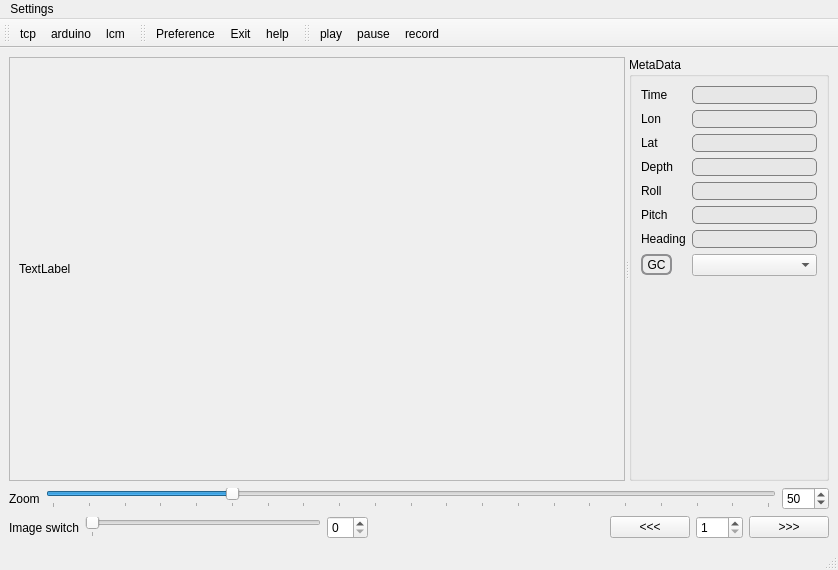
Before: the Qt Designer form imagedisplay5_ui.ui in epifanio/imagedisplay, drawn with Qt 5.
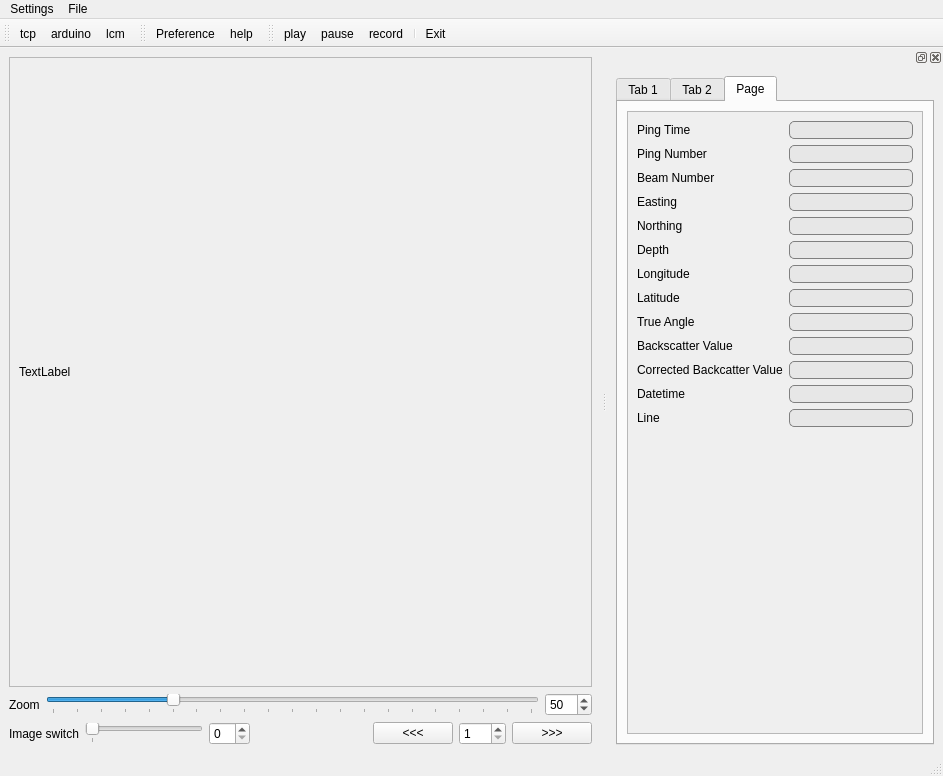
After: the same form once the commit is applied. Icons and pictures are not drawn.

Commit message: new stacked widget

The edit to the form file:
```diff
--- a/imagedisplay5_ui.ui
+++ b/imagedisplay5_ui.ui
@@ -6,15 +6,15 @@
    <rect>
     <x>0</x>
     <y>0</y>
-    <width>838</width>
-    <height>570</height>
+    <width>943</width>
+    <height>776</height>
    </rect>
   </property>
   <property name="windowTitle">
    <string>MainWindow</string>
   </property>
   <widget class="QWidget" name="centralwidget">
-   <layout class="QVBoxLayout" name="verticalLayout_3">
+   <layout class="QVBoxLayout" name="verticalLayout_2">
     <item>
      <widget class="QSplitter" name="splitter_2">
       <property name="orientation">
@@ -33,8 +33,8 @@
           <rect>
            <x>0</x>
            <y>0</y>
-           <width>612</width>
-           <height>298</height>
+           <width>502</width>
+           <height>326</height>
           </rect>
          </property>
          <layout class="QVBoxLayout" name="verticalLayout_4">
@@ -56,260 +56,6 @@
         </widget>
        </widget>
       </widget>
-      <widget class="QGroupBox" name="groupBox">
-       <property name="sizePolicy">
-        <sizepolicy hsizetype="MinimumExpanding" vsizetype="Preferred">
-         <horstretch>0</horstretch>
-         <verstretch>0</verstretch>
-        </sizepolicy>
-       </property>
-       <property name="maximumSize">
-        <size>
-         <width>200</width>
-         <height>16777215</height>
-        </size>
-       </property>
-       <property name="title">
-        <string>MetaData</string>
-       </property>
-       <layout class="QVBoxLayout" name="verticalLayout_2">
-        <item>
-         <layout class="QGridLayout" name="gridLayout">
-          <item row="1" column="2">
-           <widget class="QLineEdit" name="Lon">
-            <property name="styleSheet">
-             <string notr="true">QLineEdit {
-     border: 1px solid gray;
-     border-radius: 5px;
-     padding: 0 8px;
-     background: rgb(231, 231, 231);
- }</string>
-            </property>
-           </widget>
-          </item>
-          <item row="5" column="0">
-           <widget class="QLabel" name="Pitchlabel">
-            <property name="text">
-             <string>Pitch</string>
-            </property>
-           </widget>
-          </item>
-          <item row="6" column="0">
-           <widget class="QLabel" name="Headinglabel">
-            <property name="text">
-             <string>Heading</string>
-            </property>
-           </widget>
-          </item>
-          <item row="2" column="0">
-           <widget class="QLabel" name="Latlabel">
-            <property name="text">
-             <string>Lat</string>
-            </property>
-           </widget>
-          </item>
-          <item row="3" column="0">
-           <widget class="QLabel" name="Depthlabel">
-            <property name="text">
-             <string>Depth</string>
-            </property>
-           </widget>
-          </item>
-          <item row="3" column="2">
-           <widget class="QLineEdit" name="Depth">
-            <property name="styleSheet">
-             <string notr="true">QLineEdit {
-     border: 1px solid gray;
-     border-radius: 5px;
-     padding: 0 8px;
-     background: rgb(231, 231, 231);
- }</string>
-            </property>
-           </widget>
-          </item>
-          <item row="1" column="0">
-           <widget class="QLabel" name="Lonlabel">
-            <property name="text">
-             <string>Lon</string>
-            </property>
-           </widget>
-          </item>
-          <item row="2" column="2">
-           <widget class="QLineEdit" name="Lat">
-            <property name="styleSheet">
-             <string notr="true">QLineEdit {
-     border: 1px solid gray;
-     border-radius: 5px;
-     padding: 0 8px;
-     background: rgb(231, 231, 231);
- }</string>
-            </property>
-           </widget>
-          </item>
-          <item row="9" column="2">
-           <widget class="QComboBox" name="connectionlist">
-            <item>
-             <property name="text">
-              <string/>
-             </property>
-            </item>
-            <item>
-             <property name="text">
-              <string>1</string>
-             </property>
-            </item>
-            <item>
-             <property name="text">
-              <string>2</string>
-             </property>
-            </item>
-            <item>
-             <property name="text">
-              <string>3</string>
-             </property>
-            </item>
-            <item>
-             <property name="text">
-              <string>4</string>
-             </property>
-            </item>
-            <item>
-             <property name="text">
-              <string>5</string>
-             </property>
-            </item>
-            <item>
-             <property name="text">
-              <string>6</string>
-             </property>
-            </item>
-           </widget>
-          </item>
-          <item row="4" column="2">
-           <widget class="QLineEdit" name="Roll">
-            <property name="styleSheet">
-             <string notr="true">QLineEdit {
-     border: 1px solid gray;
-     border-radius: 5px;
-     padding: 0 8px;
-     background: rgb(231, 231, 231);
- }</string>
-            </property>
-           </widget>
-          </item>
-          <item row="5" column="2">
-           <widget class="QLineEdit" name="Pitch">
-            <property name="styleSheet">
-             <string notr="true">QLineEdit {
-     border: 1px solid gray;
-     border-radius: 5px;
-     padding: 0 8px;
-     background: rgb(231, 231, 231);
- }</string>
-            </property>
-           </widget>
-          </item>
-          <item row="6" column="2">
-           <widget class="QLineEdit" name="Heading">
-            <property name="styleSheet">
-             <string notr="true">QLineEdit {
-     border: 1px solid gray;
-     border-radius: 5px;
-     padding: 0 8px;
-     background: rgb(231, 231, 231);
- }</string>
-            </property>
-           </widget>
-          </item>
-          <item row="4" column="0">
-           <widget class="QLabel" name="Rolllabel">
-            <property name="text">
-             <string>Roll</string>
-            </property>
-           </widget>
-          </item>
-          <item row="9" column="0">
-           <widget class="QToolButton" name="setconnection">
-            <property name="styleSheet">
-             <string notr="true">QToolButton { /* all types of tool button */
-     border: 2px solid #8f8f91;
-     border-radius: 6px;
-     background-color: qlineargradient(x1: 0, y1: 0, x2: 0, y2: 1,
-                                       stop: 0 #f6f7fa, stop: 1 #dadbde);
- }
-
- QToolButton[popupMode=&quot;1&quot;] { /* only for MenuButtonPopup */
-     padding-right: 20px; /* make way for the popup button */
- }
-
- QToolButton:pressed {
-     background-color: qlineargradient(x1: 0, y1: 0, x2: 0, y2: 1,
-                                       stop: 0 #dadbde, stop: 1 #f6f7fa);
- }
-
- QToolButton:checked {
-     background-color: qlineargradient(x1: 0, y1: 0, x2: 0, y2: 1,
-                                       stop: 0 white, stop: 1 blue);
- }
-
- /* the subcontrols below are used only in the MenuButtonPopup mode */
- QToolButton::menu-button {
-     border: 2px solid gray;
-     border-top-right-radius: 6px;
-     border-bottom-right-radius: 6px;
-     /* 16px width + 4px for border = 20px allocated above */
-     width: 16px;
- }
-
- QToolButton::menu-arrow {
-     image: url(downarrow.png);
- }
-
- QToolButton::menu-arrow:open {
-     top: 1px; left: 1px; /* shift it a bit */
- }</string>
-            </property>
-            <property name="text">
-             <string>GC</string>
-            </property>
-           </widget>
-          </item>
-          <item row="0" column="0">
-           <widget class="QLabel" name="timelabel">
-            <property name="text">
-             <string>Time</string>
-            </property>
-           </widget>
-          </item>
-          <item row="0" column="2">
-           <widget class="QLineEdit" name="Time">
-            <property name="styleSheet">
-             <string notr="true">QLineEdit {
-     border: 1px solid gray;
-     border-radius: 5px;
-     padding: 0 8px;
-     background: rgb(231, 231, 231);
- }</string>
-            </property>
-           </widget>
-          </item>
-         </layout>
-        </item>
-        <item>
-         <spacer name="verticalSpacer">
-          <property name="orientation">
-           <enum>Qt::Vertical</enum>
-          </property>
-          <property name="sizeHint" stdset="0">
-           <size>
-            <width>20</width>
-            <height>40</height>
-           </size>
-          </property>
-         </spacer>
-        </item>
-       </layout>
-      </widget>
      </widget>
     </item>
     <item>
@@ -455,8 +201,8 @@
     <rect>
      <x>0</x>
      <y>0</y>
-     <width>838</width>
-     <height>25</height>
+     <width>943</width>
+     <height>22</height>
     </rect>
    </property>
    <widget class="QMenu" name="menuPreference">
@@ -466,7 +212,14 @@
     <addaction name="actionPreference"/>
     <addaction name="actionExit"/>
    </widget>
+   <widget class="QMenu" name="menuFile">
+    <property name="title">
+     <string>File</string>
+    </property>
+    <addaction name="actionDirectory"/>
+   </widget>
    <addaction name="menuPreference"/>
+   <addaction name="menuFile"/>
   </widget>
   <widget class="QStatusBar" name="statusbar"/>
   <widget class="QToolBar" name="toolBar">
@@ -494,7 +247,6 @@
     <bool>false</bool>
    </attribute>
    <addaction name="actionPreference"/>
-   <addaction name="actionExit"/>
    <addaction name="actionHelp"/>
   </widget>
   <widget class="QToolBar" name="toolBar_3">
@@ -510,6 +262,716 @@
    <addaction name="actionPlay"/>
    <addaction name="actionPause"/>
    <addaction name="actionRecord"/>
+   <addaction name="separator"/>
+   <addaction name="actionExit"/>
+  </widget>
+  <widget class="QDockWidget" name="dockWidget">
+   <attribute name="dockWidgetArea">
+    <number>2</number>
+   </attribute>
+   <widget class="QWidget" name="dockWidgetContents_3">
+    <layout class="QVBoxLayout" name="verticalLayout_9">
+     <item>
+      <widget class="QTabWidget" name="tabWidget">
+       <property name="currentIndex">
+        <number>2</number>
+       </property>
+       <widget class="QWidget" name="tab">
+        <attribute name="title">
+         <string>Tab 1</string>
+        </attribute>
+        <widget class="QScrollArea" name="scrollArea_3">
+         <property name="geometry">
+          <rect>
+           <x>20</x>
+           <y>12</y>
+           <width>228</width>
+           <height>541</height>
+          </rect>
+         </property>
+         <property name="widgetResizable">
+          <bool>true</bool>
+         </property>
+         <widget class="QWidget" name="scrollAreaWidgetContents_3">
+          <property name="geometry">
+           <rect>
+            <x>0</x>
+            <y>0</y>
+            <width>226</width>
+            <height>539</height>
+           </rect>
+          </property>
+          <layout class="QVBoxLayout" name="verticalLayout_6">
+           <item>
+            <layout class="QGridLayout" name="gridLayout">
+             <item row="3" column="2">
+              <widget class="QLineEdit" name="imagedepth">
+               <property name="styleSheet">
+                <string notr="true">QLineEdit {
+     border: 1px solid gray;
+     border-radius: 5px;
+     padding: 0 8px;
+     background: rgb(231, 231, 231);
+ }</string>
+               </property>
+              </widget>
+             </item>
+             <item row="0" column="2">
+              <widget class="QLineEdit" name="imagetime">
+               <property name="styleSheet">
+                <string notr="true">QLineEdit {
+     border: 1px solid gray;
+     border-radius: 5px;
+     padding: 0 8px;
+     background: rgb(231, 231, 231);
+ }</string>
+               </property>
+              </widget>
+             </item>
+             <item row="2" column="2">
+              <widget class="QLineEdit" name="imagelatitude">
+               <property name="styleSheet">
+                <string notr="true">QLineEdit {
+     border: 1px solid gray;
+     border-radius: 5px;
+     padding: 0 8px;
+     background: rgb(231, 231, 231);
+ }</string>
+               </property>
+              </widget>
+             </item>
+             <item row="4" column="0">
+              <widget class="QLabel" name="Rolllabel">
+               <property name="text">
+                <string>Roll</string>
+               </property>
+              </widget>
+             </item>
+             <item row="5" column="2">
+              <widget class="QLineEdit" name="imagepitch">
+               <property name="styleSheet">
+                <string notr="true">QLineEdit {
+     border: 1px solid gray;
+     border-radius: 5px;
+     padding: 0 8px;
+     background: rgb(231, 231, 231);
+ }</string>
+               </property>
+              </widget>
+             </item>
+             <item row="5" column="0">
+              <widget class="QLabel" name="Pitchlabel">
+               <property name="text">
+                <string>Pitch</string>
+               </property>
+              </widget>
+             </item>
+             <item row="1" column="2">
+              <widget class="QLineEdit" name="imagelongitude">
+               <property name="styleSheet">
+                <string notr="true">QLineEdit {
+     border: 1px solid gray;
+     border-radius: 5px;
+     padding: 0 8px;
+     background: rgb(231, 231, 231);
+ }</string>
+               </property>
+              </widget>
+             </item>
+             <item row="1" column="0">
+              <widget class="QLabel" name="Lonlabel">
+               <property name="text">
+                <string>Lon</string>
+               </property>
+              </widget>
+             </item>
+             <item row="6" column="0">
+              <widget class="QLabel" name="Headinglabel">
+               <property name="text">
+                <string>Heading</string>
+               </property>
+              </widget>
+             </item>
+             <item row="3" column="0">
+              <widget class="QLabel" name="Depthlabel">
+               <property name="text">
+                <string>Depth</string>
+               </property>
+              </widget>
+             </item>
+             <item row="2" column="0">
+              <widget class="QLabel" name="Latlabel">
+               <property name="text">
+                <string>Lat</string>
+               </property>
+              </widget>
+             </item>
+             <item row="0" column="0">
+              <widget class="QLabel" name="timelabel">
+               <property name="text">
+                <string>Time</string>
+               </property>
+              </widget>
+             </item>
+             <item row="6" column="2">
+              <widget class="QLineEdit" name="imageheading">
+               <property name="styleSheet">
+                <string notr="true">QLineEdit {
+     border: 1px solid gray;
+     border-radius: 5px;
+     padding: 0 8px;
+     background: rgb(231, 231, 231);
+ }</string>
+               </property>
+              </widget>
+             </item>
+             <item row="4" column="2">
+              <widget class="QLineEdit" name="imageroll">
+               <property name="styleSheet">
+                <string notr="true">QLineEdit {
+     border: 1px solid gray;
+     border-radius: 5px;
+     padding: 0 8px;
+     background: rgb(231, 231, 231);
+ }</string>
+               </property>
+              </widget>
+             </item>
+             <item row="7" column="0">
+              <widget class="QLabel" name="label_3">
+               <property name="text">
+                <string>Altitude</string>
+               </property>
+              </widget>
+             </item>
+             <item row="7" column="2">
+              <widget class="QLineEdit" name="imagealtitude">
+               <property name="styleSheet">
+                <string notr="true">QLineEdit {
+     border: 1px solid gray;
+     border-radius: 5px;
+     padding: 0 8px;
+     background: rgb(231, 231, 231);
+ }</string>
+               </property>
+              </widget>
+             </item>
+            </layout>
+           </item>
+           <item>
+            <spacer name="verticalSpacer">
+             <property name="orientation">
+              <enum>Qt::Vertical</enum>
+             </property>
+             <property name="sizeHint" stdset="0">
+              <size>
+               <width>20</width>
+               <height>40</height>
+              </size>
+             </property>
+            </spacer>
+           </item>
+          </layout>
+         </widget>
+        </widget>
+       </widget>
+       <widget class="QWidget" name="tab_2">
+        <attribute name="title">
+         <string>Tab 2</string>
+        </attribute>
+        <layout class="QVBoxLayout" name="verticalLayout_8">
+         <item>
+          <widget class="QScrollArea" name="scrollArea">
+           <property name="widgetResizable">
+            <bool>true</bool>
+           </property>
+           <widget class="QWidget" name="scrollAreaWidgetContents">
+            <property name="geometry">
+             <rect>
+              <x>0</x>
+              <y>0</y>
+              <width>342</width>
+              <height>586</height>
+             </rect>
+            </property>
+            <layout class="QVBoxLayout" name="verticalLayout_3">
+             <item>
+              <layout class="QGridLayout" name="gridLayout_2">
+               <item row="2" column="1">
+                <widget class="QComboBox" name="substratelist">
+                 <item>
+                  <property name="text">
+                   <string/>
+                  </property>
+                 </item>
+                 <item>
+                  <property name="text">
+                   <string>1</string>
+                  </property>
+                 </item>
+                 <item>
+                  <property name="text">
+                   <string>2</string>
+                  </property>
+                 </item>
+                 <item>
+                  <property name="text">
+                   <string>3</string>
+                  </property>
+                 </item>
+                 <item>
+                  <property name="text">
+                   <string>4</string>
+                  </property>
+                 </item>
+                 <item>
+                  <property name="text">
+                   <string>5</string>
+                  </property>
+                 </item>
+                 <item>
+                  <property name="text">
+                   <string>6</string>
+                  </property>
+                 </item>
+                </widget>
+               </item>
+               <item row="2" column="0">
+                <widget class="QToolButton" name="subdtatecomponent">
+                 <property name="styleSheet">
+                  <string notr="true">QToolButton { /* all types of tool button */
+     border: 2px solid #8f8f91;
+     border-radius: 6px;
+     background-color: qlineargradient(x1: 0, y1: 0, x2: 0, y2: 1,
+                                       stop: 0 #f6f7fa, stop: 1 #dadbde);
+ }
+
+ QToolButton[popupMode=&quot;1&quot;] { /* only for MenuButtonPopup */
+     padding-right: 20px; /* make way for the popup button */
+ }
+
+ QToolButton:pressed {
+     background-color: qlineargradient(x1: 0, y1: 0, x2: 0, y2: 1,
+                                       stop: 0 #dadbde, stop: 1 #f6f7fa);
+ }
+
+ QToolButton:checked {
+     background-color: qlineargradient(x1: 0, y1: 0, x2: 0, y2: 1,
+                                       stop: 0 white, stop: 1 blue);
+ }
+
+ /* the subcontrols below are used only in the MenuButtonPopup mode */
+ QToolButton::menu-button {
+     border: 2px solid gray;
+     border-top-right-radius: 6px;
+     border-bottom-right-radius: 6px;
+     /* 16px width + 4px for border = 20px allocated above */
+     width: 16px;
+ }
+
+ QToolButton::menu-arrow {
+     image: url(downarrow.png);
+ }
+
+ QToolButton::menu-arrow:open {
+     top: 1px; left: 1px; /* shift it a bit */
+ }</string>
+                 </property>
+                 <property name="text">
+                  <string>SC</string>
+                 </property>
+                </widget>
+               </item>
+               <item row="1" column="0">
+                <widget class="QToolButton" name="geoformcomponent">
+                 <property name="styleSheet">
+                  <string notr="true">QToolButton { /* all types of tool button */
+     border: 2px solid #8f8f91;
+     border-radius: 6px;
+     background-color: qlineargradient(x1: 0, y1: 0, x2: 0, y2: 1,
+                                       stop: 0 #f6f7fa, stop: 1 #dadbde);
+ }
+
+ QToolButton[popupMode=&quot;1&quot;] { /* only for MenuButtonPopup */
+     padding-right: 20px; /* make way for the popup button */
+ }
+
+ QToolButton:pressed {
+     background-color: qlineargradient(x1: 0, y1: 0, x2: 0, y2: 1,
+                                       stop: 0 #dadbde, stop: 1 #f6f7fa);
+ }
+
+ QToolButton:checked {
+     background-color: qlineargradient(x1: 0, y1: 0, x2: 0, y2: 1,
+                                       stop: 0 white, stop: 1 blue);
+ }
+
+ /* the subcontrols below are used only in the MenuButtonPopup mode */
+ QToolButton::menu-button {
+     border: 2px solid gray;
+     border-top-right-radius: 6px;
+     border-bottom-right-radius: 6px;
+     /* 16px width + 4px for border = 20px allocated above */
+     width: 16px;
+ }
+
+ QToolButton::menu-arrow {
+     image: url(downarrow.png);
+ }
+
+ QToolButton::menu-arrow:open {
+     top: 1px; left: 1px; /* shift it a bit */
+ }</string>
+                 </property>
+                 <property name="text">
+                  <string>GC</string>
+                 </property>
+                </widget>
+               </item>
+               <item row="1" column="1">
+                <widget class="QComboBox" name="geoformlist">
+                 <item>
+                  <property name="text">
+                   <string/>
+                  </property>
+                 </item>
+                 <item>
+                  <property name="text">
+                   <string>1</string>
+                  </property>
+                 </item>
+                 <item>
+                  <property name="text">
+                   <string>2</string>
+                  </property>
+                 </item>
+                 <item>
+                  <property name="text">
+                   <string>3</string>
+                  </property>
+                 </item>
+                 <item>
+                  <property name="text">
+                   <string>4</string>
+                  </property>
+                 </item>
+                 <item>
+                  <property name="text">
+                   <string>5</string>
+                  </property>
+                 </item>
+                 <item>
+                  <property name="text">
+                   <string>6</string>
+                  </property>
+                 </item>
+                </widget>
+               </item>
+               <item row="3" column="0" colspan="2">
+                <widget class="QTextEdit" name="textEdit"/>
+               </item>
+              </layout>
+             </item>
+            </layout>
+           </widget>
+          </widget>
+         </item>
+        </layout>
+       </widget>
+       <widget class="QWidget" name="tab_3">
+        <attribute name="title">
+         <string>Page</string>
+        </attribute>
+        <layout class="QVBoxLayout" name="verticalLayout_11">
+         <item>
+          <widget class="QScrollArea" name="scrollArea_4">
+           <property name="widgetResizable">
+            <bool>true</bool>
+           </property>
+           <widget class="QWidget" name="scrollAreaWidgetContents_4">
+            <property name="geometry">
+             <rect>
+              <x>0</x>
+              <y>0</y>
+              <width>342</width>
+              <height>586</height>
+             </rect>
+            </property>
+            <layout class="QVBoxLayout" name="verticalLayout_10">
+             <item>
+              <layout class="QGridLayout" name="gridLayout_3">
+               <item row="11" column="0">
+                <widget class="QLabel" name="label_15">
+                 <property name="text">
+                  <string>Datetime</string>
+                 </property>
+                </widget>
+               </item>
+               <item row="1" column="0">
+                <widget class="QLabel" name="label_5">
+                 <property name="text">
+                  <string>Ping Number</string>
+                 </property>
+                </widget>
+               </item>
+               <item row="0" column="0">
+                <widget class="QLabel" name="label_4">
+                 <property name="text">
+                  <string>Ping Time</string>
+                 </property>
+                </widget>
+               </item>
+               <item row="10" column="0">
+                <widget class="QLabel" name="label_13">
+                 <property name="text">
+                  <string>Corrected Backcatter Value</string>
+                 </property>
+                </widget>
+               </item>
+               <item row="3" column="0">
+                <widget class="QLabel" name="label_7">
+                 <property name="text">
+                  <string>Easting</string>
+                 </property>
+                </widget>
+               </item>
+               <item row="5" column="0">
+                <widget class="QLabel" name="label_9">
+                 <property name="text">
+                  <string>Depth</string>
+                 </property>
+                </widget>
+               </item>
+               <item row="7" column="0">
+                <widget class="QLabel" name="label_11">
+                 <property name="text">
+                  <string>Latitude</string>
+                 </property>
+                </widget>
+               </item>
+               <item row="12" column="0">
+                <widget class="QLabel" name="label_16">
+                 <property name="text">
+                  <string>Line</string>
+                 </property>
+                </widget>
+               </item>
+               <item row="4" column="0">
+                <widget class="QLabel" name="label_8">
+                 <property name="text">
+                  <string>Northing</string>
+                 </property>
+                </widget>
+               </item>
+               <item row="2" column="0">
+                <widget class="QLabel" name="label_6">
+                 <property name="text">
+                  <string>Beam Number</string>
+                 </property>
+                </widget>
+               </item>
+               <item row="9" column="0">
+                <widget class="QLabel" name="label_12">
+                 <property name="text">
+                  <string>Backscatter Value</string>
+                 </property>
+                </widget>
+               </item>
+               <item row="6" column="0">
+                <widget class="QLabel" name="label_10">
+                 <property name="text">
+                  <string>Longitude</string>
+                 </property>
+                </widget>
+               </item>
+               <item row="8" column="0">
+                <widget class="QLabel" name="label_14">
+                 <property name="text">
+                  <string>True Angle</string>
+                 </property>
+                </widget>
+               </item>
+               <item row="0" column="1">
+                <widget class="QLineEdit" name="pingtime">
+                 <property name="styleSheet">
+                  <string notr="true">QLineEdit {
+     border: 1px solid gray;
+     border-radius: 5px;
+     padding: 0 8px;
+     background: rgb(231, 231, 231);
+ }</string>
+                 </property>
+                </widget>
+               </item>
+               <item row="1" column="1">
+                <widget class="QLineEdit" name="pingnumber">
+                 <property name="styleSheet">
+                  <string notr="true">QLineEdit {
+     border: 1px solid gray;
+     border-radius: 5px;
+     padding: 0 8px;
+     background: rgb(231, 231, 231);
+ }</string>
+                 </property>
+                </widget>
+               </item>
+               <item row="2" column="1">
+                <widget class="QLineEdit" name="beamnumber">
+                 <property name="styleSheet">
+                  <string notr="true">QLineEdit {
+     border: 1px solid gray;
+     border-radius: 5px;
+     padding: 0 8px;
+     background: rgb(231, 231, 231);
+ }</string>
+                 </property>
+                </widget>
+               </item>
+               <item row="3" column="1">
+                <widget class="QLineEdit" name="pingeasting">
+                 <property name="styleSheet">
+                  <string notr="true">QLineEdit {
+     border: 1px solid gray;
+     border-radius: 5px;
+     padding: 0 8px;
+     background: rgb(231, 231, 231);
+ }</string>
+                 </property>
+                </widget>
+               </item>
+               <item row="4" column="1">
+                <widget class="QLineEdit" name="pingnorthing">
+                 <property name="styleSheet">
+                  <string notr="true">QLineEdit {
+     border: 1px solid gray;
+     border-radius: 5px;
+     padding: 0 8px;
+     background: rgb(231, 231, 231);
+ }</string>
+                 </property>
+                </widget>
+               </item>
+               <item row="5" column="1">
+                <widget class="QLineEdit" name="pingdepth">
+                 <property name="styleSheet">
+                  <string notr="true">QLineEdit {
+     border: 1px solid gray;
+     border-radius: 5px;
+     padding: 0 8px;
+     background: rgb(231, 231, 231);
+ }</string>
+                 </property>
+                </widget>
+               </item>
+               <item row="6" column="1">
+                <widget class="QLineEdit" name="pinglongitude">
+                 <property name="styleSheet">
+                  <string notr="true">QLineEdit {
+     border: 1px solid gray;
+     border-radius: 5px;
+     padding: 0 8px;
+     background: rgb(231, 231, 231);
+ }</string>
+                 </property>
+                </widget>
+               </item>
+               <item row="7" column="1">
+                <widget class="QLineEdit" name="pinglatitude">
+                 <property name="styleSheet">
+                  <string notr="true">QLineEdit {
+     border: 1px solid gray;
+     border-radius: 5px;
+     padding: 0 8px;
+     background: rgb(231, 231, 231);
+ }</string>
+                 </property>
+                </widget>
+               </item>
+               <item row="8" column="1">
+                <widget class="QLineEdit" name="trueangle">
+                 <property name="styleSheet">
+                  <string notr="true">QLineEdit {
+     border: 1px solid gray;
+     border-radius: 5px;
+     padding: 0 8px;
+     background: rgb(231, 231, 231);
+ }</string>
+                 </property>
+                </widget>
+               </item>
+               <item row="9" column="1">
+                <widget class="QLineEdit" name="backscatter">
+                 <property name="styleSheet">
+                  <string notr="true">QLineEdit {
+     border: 1px solid gray;
+     border-radius: 5px;
+     padding: 0 8px;
+     background: rgb(231, 231, 231);
+ }</string>
+                 </property>
+                </widget>
+               </item>
+               <item row="10" column="1">
+                <widget class="QLineEdit" name="correctedbackscatter">
+                 <property name="styleSheet">
+                  <string notr="true">QLineEdit {
+     border: 1px solid gray;
+     border-radius: 5px;
+     padding: 0 8px;
+     background: rgb(231, 231, 231);
+ }</string>
+                 </property>
+                </widget>
+               </item>
+               <item row="11" column="1">
+                <widget class="QLineEdit" name="datetime">
+                 <property name="styleSheet">
+                  <string notr="true">QLineEdit {
+     border: 1px solid gray;
+     border-radius: 5px;
+     padding: 0 8px;
+     background: rgb(231, 231, 231);
+ }</string>
+                 </property>
+                </widget>
+               </item>
+               <item row="12" column="1">
+                <widget class="QLineEdit" name="line">
+                 <property name="styleSheet">
+                  <string notr="true">QLineEdit {
+     border: 1px solid gray;
+     border-radius: 5px;
+     padding: 0 8px;
+     background: rgb(231, 231, 231);
+ }</string>
+                 </property>
+                </widget>
+               </item>
+              </layout>
+             </item>
+             <item>
+              <spacer name="verticalSpacer_2">
+               <property name="orientation">
+                <enum>Qt::Vertical</enum>
+               </property>
+               <property name="sizeHint" stdset="0">
+                <size>
+                 <width>20</width>
+                 <height>40</height>
+                </size>
+               </property>
+              </spacer>
+             </item>
+            </layout>
+           </widget>
+          </widget>
+         </item>
+        </layout>
+       </widget>
+      </widget>
+     </item>
+    </layout>
+   </widget>
   </widget>
   <action name="actionArduino">
    <property name="checkable">
```
Left out of the diff: 5 changed lines with no effect on the pictures. The commit also changes 3 other files.
